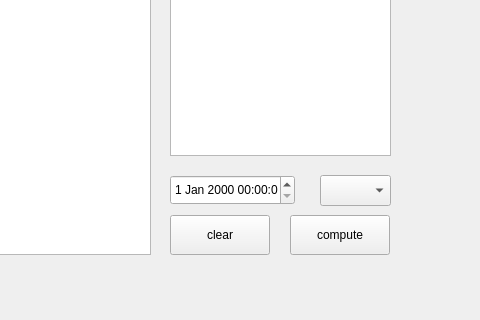
Liu-Yuzhen/GNSS, file contentwidget.ui: the form before one commit; both pictures show x 430 to 910 and y 185 to 505 of the 1080 by 505 pixel window.
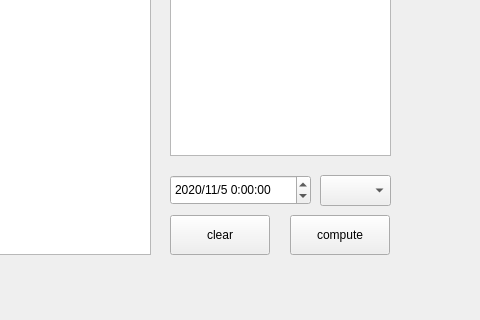
The form after the commit.

Diff of the .ui file:
```diff
--- a/contentwidget.ui
+++ b/contentwidget.ui
@@ -44,7 +44,7 @@
     <rect>
      <x>600</x>
      <y>360</y>
-     <width>125</width>
+     <width>141</width>
      <height>30</height>
     </rect>
    </property>
@@ -66,6 +66,26 @@
    <property name="frame">
     <bool>true</bool>
    </property>
+   <property name="dateTime">
+    <datetime>
+     <hour>0</hour>
+     <minute>0</minute>
+     <second>0</second>
+     <year>2020</year>
+     <month>11</month>
+     <day>5</day>
+    </datetime>
+   </property>
+   <property name="date">
+    <date>
+     <year>2020</year>
+     <month>11</month>
+     <day>5</day>
+    </date>
+   </property>
+   <property name="displayFormat">
+    <string>yyyy/M/d H:mm:ss</string>
+   </property>
    <property name="timeSpec">
     <enum>Qt::UTC</enum>
    </property>
```
